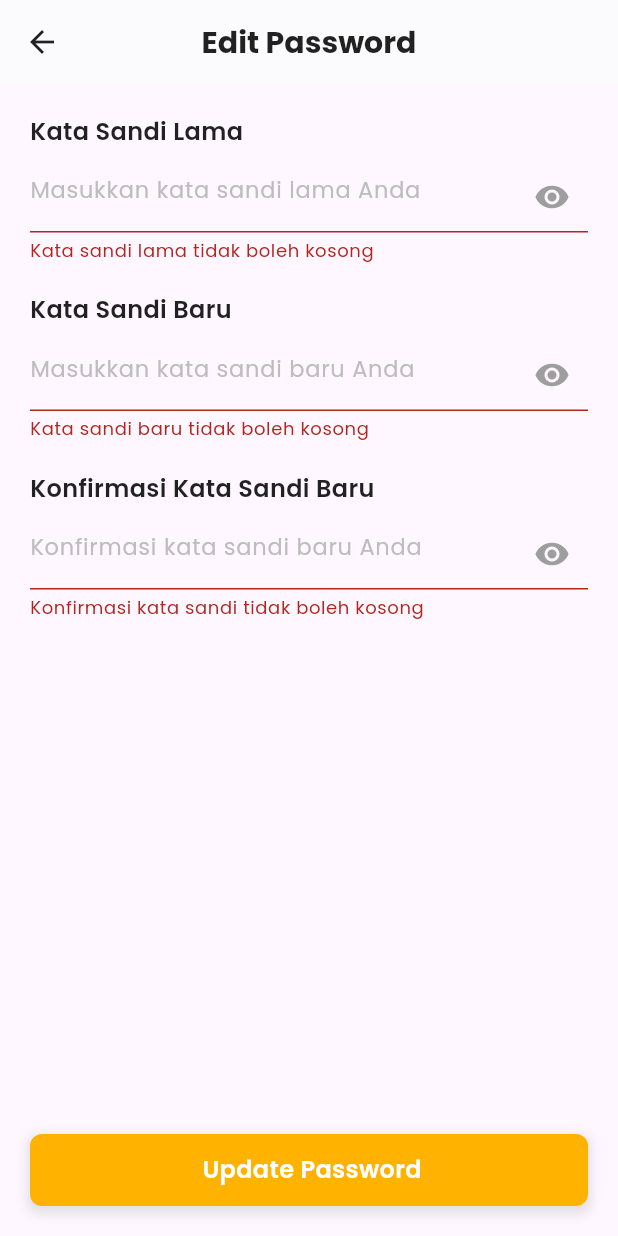
After one commit to fauz2323/woodman_fe, a Flutter app: the EditPasswordView screen opened by its route, after a tap on "Update Password", on a phone screen of 412 x 824 dp. The commit adds this screen. Run offline on Flutter 3.47's test engine with Material 3 defaults, Android fonts, the light colour scheme and no system bars; our stand-ins replace bloc, cached_network_image, carousel_slider, dartz, flutter_bloc, flutter_secure_storage and 6 more; missing offline and left inert: dart:ffi; accounts and stored records are empty; generated files the repository leaves out were written again; statements that could not run were skipped.

Commit message:
create edit password & order history view

```diff
--- a/lib/core/helper/route_helper.dart
+++ b/lib/core/helper/route_helper.dart
@@ -1,4 +1,6 @@
 import 'package:flutter/material.dart';
+import 'package:woodman_project_fe/module/presentation/edit_password/edit_password_view.dart';
+import 'package:woodman_project_fe/module/presentation/order_history/order_history_view.dart';
 import 'package:woodman_project_fe/module/presentation/view/checkout_order/checkout_order_view.dart';
 import 'package:woodman_project_fe/module/presentation/view/edit_address/edit_address_view.dart';
 import 'package:woodman_project_fe/module/presentation/view/edit_profile/edit_profile_view.dart';
@@ -23,5 +25,7 @@ class RouteHelper {
     '/checkout_order': (context) => const CheckoutOrderView(), // temporary
     '/review_order': (context) => const ReviewOrderView(), // temporary
     '/edit_address': (context) => EditAddressView(),
+    '/order_history': (context) => const OrderHistoryView(),
+    '/edit_password': (context) => const EditPasswordView(),
   };
 }
--- /dev/null
+++ b/lib/module/presentation/edit_password/edit_password_view.dart
@@ -0,0 +1,213 @@
+import 'package:flutter/material.dart';
+import 'package:google_fonts/google_fonts.dart';
+import 'package:woodman_project_fe/core/theme/colors_theme.dart';
+import 'package:woodman_project_fe/module/presentation/widged/my_button_widget.dart';
+
+class EditPasswordView extends StatefulWidget {
+  const EditPasswordView({super.key});
+
+  @override
+  State<EditPasswordView> createState() => _EditPasswordViewState();
+}
+
+class _EditPasswordViewState extends State<EditPasswordView> {
+  final _oldPasswordController = TextEditingController();
+  final _newPasswordController = TextEditingController();
+  final _confirmNewPasswordController = TextEditingController();
+  final _formKey = GlobalKey<FormState>();
+
+  bool _obscureOldPassword = true;
+  bool _obscureNewPassword = true;
+  bool _obscureConfirmNewPassword = true;
+
+  @override
+  void dispose() {
+    _oldPasswordController.dispose();
+    _newPasswordController.dispose();
+    _confirmNewPasswordController.dispose();
+    super.dispose();
+  }
+
+  void _changePassword() {
+    if (_formKey.currentState!.validate()) {
+      // Logika untuk mengubah kata sandi
+
+      ScaffoldMessenger.of(context).showSnackBar(
+        SnackBar(
+          content: Text(
+            'Password berhasil diubah!',
+            style: GoogleFonts.poppins(color: Colors.white),
+          ),
+          backgroundColor: Colors.green,
+        ),
+      );
+
+      Navigator.pop(context);
+    }
+  }
+
+  @override
+  Widget build(BuildContext context) {
+    return Scaffold(
+      appBar: AppBar(
+        title: Text(
+          'Edit Password',
+          style: GoogleFonts.poppins(
+            fontWeight: FontWeight.bold,
+            fontSize: 20.0,
+          ),
+        ),
+        centerTitle: true,
+        backgroundColor: Colors.white,
+        elevation: 0.5,
+        foregroundColor: Colors.black87,
+      ),
+      body: Padding(
+        // Gunakan Padding di sini
+        padding: const EdgeInsets.all(20.0),
+        child: Column(
+          children: <Widget>[
+            Expanded(
+              // Expanded untuk mengisi sisa ruang
+              child: SingleChildScrollView(
+                child: Form(
+                  key: _formKey,
+                  child: Column(
+                    crossAxisAlignment: CrossAxisAlignment.start,
+                    children: <Widget>[
+                      Text(
+                        'Kata Sandi Lama',
+                        style: GoogleFonts.poppins(
+                          fontSize: 16.0,
+                          fontWeight: FontWeight.w600,
+                          color: Colors.black87,
+                        ),
+                      ),
+                      const SizedBox(height: 8.0),
+                      _buildPasswordField(
+                        controller: _oldPasswordController,
+                        hintText: 'Masukkan kata sandi lama Anda',
+                        obscureText: _obscureOldPassword,
+                        toggleObscureText: () {
+                          setState(() {
+                            _obscureOldPassword = !_obscureOldPassword;
+                          });
+                        },
+                        validator: (value) {
+                          if (value == null || value.isEmpty) {
+                            return 'Kata sandi lama tidak boleh kosong';
+                          }
+                          return null;
+                        },
+                      ),
+                      const SizedBox(height: 20.0),
+                      Text(
+                        'Kata Sandi Baru',
+                        style: GoogleFonts.poppins(
+                          fontSize: 16.0,
+                          fontWeight: FontWeight.w600,
+                          color: Colors.black87,
+                        ),
+                      ),
+                      const SizedBox(height: 8.0),
+                      _buildPasswordField(
+                        controller: _newPasswordController,
+                        hintText: 'Masukkan kata sandi baru Anda',
+                        obscureText: _obscureNewPassword,
+                        toggleObscureText: () {
+                          setState(() {
+                            _obscureNewPassword = !_obscureNewPassword;
+                          });
+                        },
+                        validator: (value) {
+                          if (value == null || value.isEmpty) {
+                            return 'Kata sandi baru tidak boleh kosong';
+                          }
+                          if (value.length < 6) {
+                            return 'Kata sandi minimal 6 karakter';
+                          }
+                          return null;
+                        },
+                      ),
+                      const SizedBox(height: 20.0),
+                      Text(
+                        'Konfirmasi Kata Sandi Baru',
+                        style: GoogleFonts.poppins(
+                          fontSize: 16.0,
+                          fontWeight: FontWeight.w600,
+                          color: Colors.black87,
+                        ),
+                      ),
+                      const SizedBox(height: 8.0),
+                      _buildPasswordField(
+                        controller: _confirmNewPasswordController,
+                        hintText: 'Konfirmasi kata sandi baru Anda',
+                        obscureText: _obscureConfirmNewPassword,
+                        toggleObscureText: () {
+                          setState(() {
+                            _obscureConfirmNewPassword =
+                                !_obscureConfirmNewPassword;
+                          });
+                        },
+                        validator: (value) {
+                          if (value == null || value.isEmpty) {
+                            return 'Konfirmasi kata sandi tidak boleh kosong';
+                          }
+                          if (value != _newPasswordController.text) {
+                            return 'Kata sandi baru tidak cocok';
+                          }
+                          return null;
+                        },
+                      ),
+                    ],
+                  ),
+                ),
+              ),
+            ),
+            MyButtonWidget(
+              onTap: () => _changePassword(),
+              text: 'Update Password',
+              radius: 8,
+            ),
+          ],
+        ),
+      ),
+    );
+  }
+
+  Widget _buildPasswordField({
+    required TextEditingController controller,
+    required String hintText,
+    required bool obscureText,
+    required VoidCallback toggleObscureText,
+    String? Function(String?)? validator,
+  }) {
+    return TextFormField(
+      controller: controller,
+      obscureText: obscureText,
+      style: GoogleFonts.poppins(fontSize: 15.0, color: Colors.black87),
+      decoration: InputDecoration(
+        hintText: hintText,
+        enabledBorder: const UnderlineInputBorder(
+          borderSide: BorderSide(
+            color: ColorsTheme.blackColor,
+          ),
+        ),
+        focusedBorder: const UnderlineInputBorder(
+          borderSide: BorderSide(
+            color: ColorsTheme.primaryColor,
+          ),
+        ),
+        hintStyle: GoogleFonts.poppins(color: Colors.grey[400]),
+        suffixIcon: IconButton(
+          icon: Icon(
+            obscureText ? Icons.visibility : Icons.visibility_off,
+            color: Colors.grey,
+          ),
+          onPressed: toggleObscureText,
+        ),
+      ),
+      validator: validator,
+    );
+  }
+}
```
Also changed, not shown: lib/module/presentation/order_history/order_history_view.dart (added, +68 -0 lines), lib/module/presentation/view/profile/profile_view.dart (+6 -11 lines), lib/module/presentation/widged/my_order_card_history.dart (added, +143 -0 lines), 4 other files.
